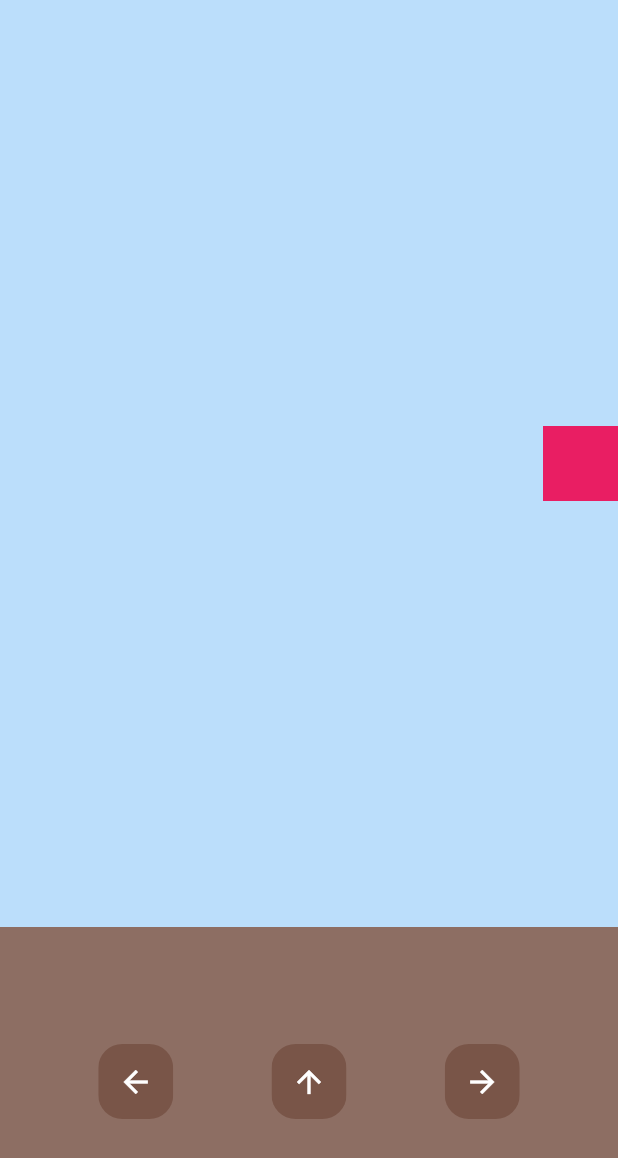
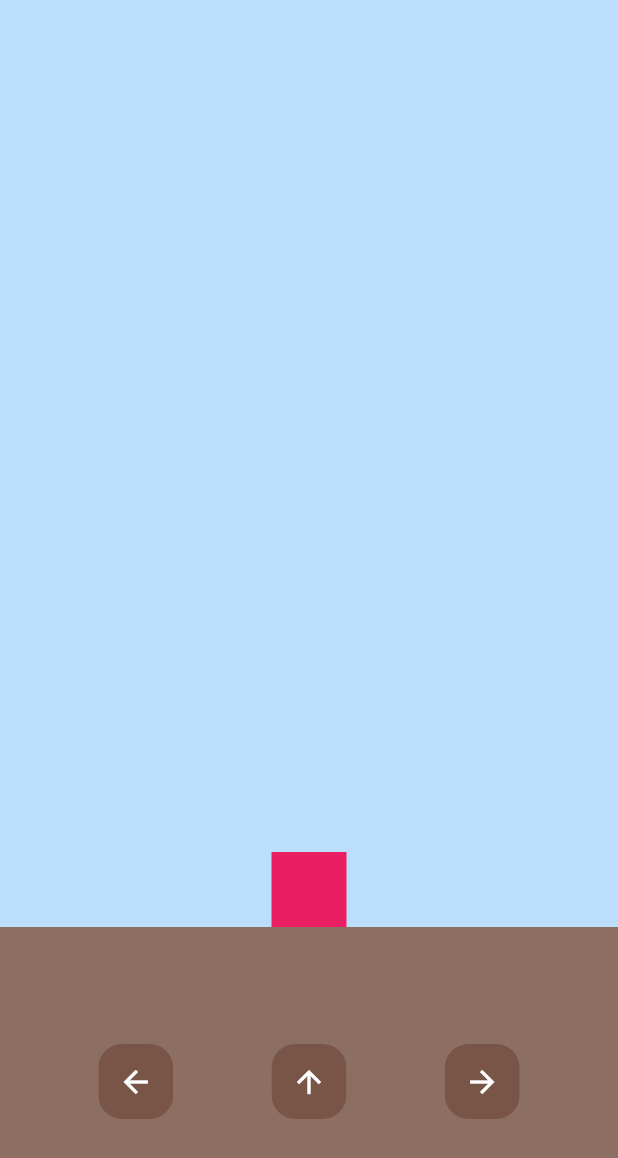
Before and after one commit to Rizz-33/Bubble-Trouble, a Flutter app: the screen it shows after launch, on a phone screen of 412 x 824 dp. Shown: the top 1158 px of the screen. Run offline on Flutter 3.47's test engine with Material 3 defaults, Android fonts, the phone set to English and light mode, and no system bars.

Commit message:
modify: alignments

```diff
--- a/lib/home.dart
+++ b/lib/home.dart
@@ -21,7 +21,7 @@ class _HomePageState extends State<HomePage> {
               child: Stack(
                 children: [
                   Container(
-                    alignment: Alignment(1, 0),
+                    alignment: Alignment(0, 1),
                     child: Container(
                       color: Colors.pink,
                       height: 50,
```
